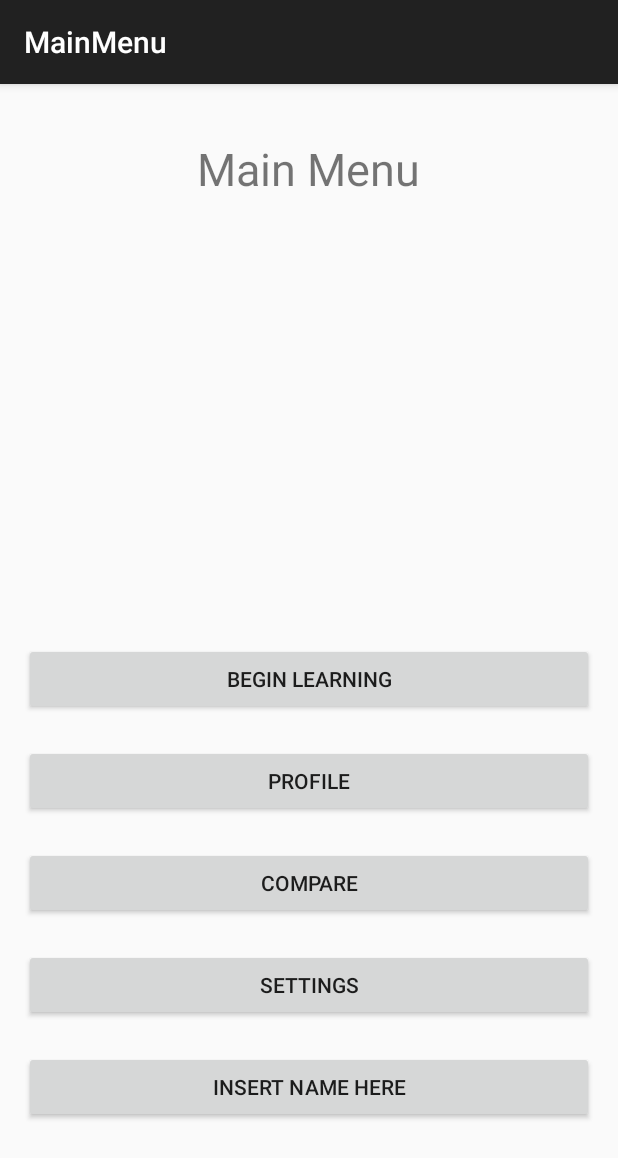
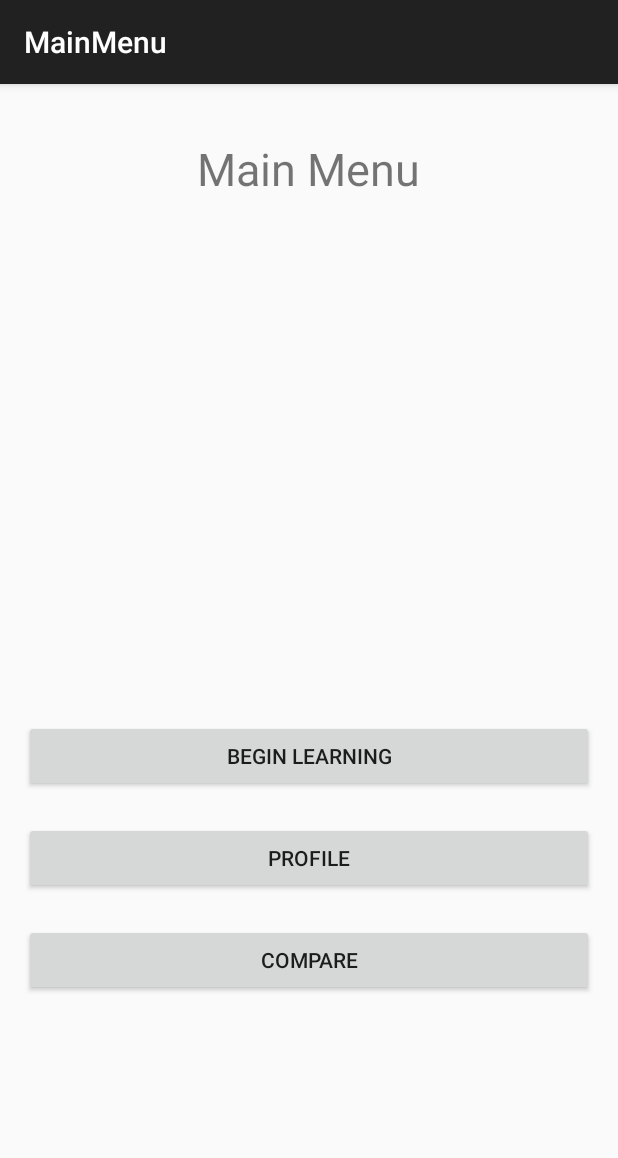
Before and after one commit to omar816/Final_Project, an Android app: the MainMenu screen opened directly, with no data from a screen before it, on a phone screen of 412 x 824 dp. Shown: the top 1158 px of the screen. Run offline under Robolectric (Android 15) with nearby library versions, the phone set to English and light mode, and no system bars.

Commit message:
Removed unnecessary buttons, added a few comments

```diff
--- a/app/src/main/java/com/example/omar/practice_final/SignUpActivity.java
+++ b/app/src/main/java/com/example/omar/practice_final/SignUpActivity.java
@@ -16,10 +16,10 @@ public class SignUpActivity extends AppCompatActivity {
     public void onSignUpClick(View view) {
 
         if(view.getId()==R.id.BsignupButton){
-            EditText name = (EditText)findViewById(R.id.TFname);
-            EditText username = (EditText)findViewById(R.id.TFuname);
-            EditText pass = (EditText)findViewById(R.id.TFpass);
-            EditText cPass = (EditText)findViewById(R.id.TFcPass);
+            EditText name = findViewById(R.id.TFname);
+            EditText username = findViewById(R.id.TFuname);
+            EditText pass = findViewById(R.id.TFpass);
+            EditText cPass = findViewById(R.id.TFcPass);
 
             String nameStr = name.getText().toString();
             String unameStr = username.getText().toString();
@@ -27,17 +27,19 @@ public class SignUpActivity extends AppCompatActivity {
             String cPassStr = cPass.getText().toString();
 
             if(!passStr.equals(cPassStr)) {
-                //popup toast
+                // toast if retyped password doesn't match
                 Toast passMsg = Toast.makeText(SignUpActivity.this, R.string.noMatch, Toast.LENGTH_SHORT);
                 passMsg.show();
             }
             else
             {
+                // creates new user
                 Contact c = new Contact();
                 c.setName(nameStr);
                 c.setUname(unameStr);
                 c.setPass(passStr);
 
+                // adds user to the database along with progress in quizzes
                 helper.insertContact(c);
                 helper.createTopicRecord("HTML", unameStr);
                 helper.createTopicRecord("CSS", unameStr);
@@ -50,6 +52,7 @@ public class SignUpActivity extends AppCompatActivity {
                 Toast accptMsg = Toast.makeText(getApplicationContext(), R.string.infoAccepted, Toast.LENGTH_SHORT);
                 accptMsg.show();
 
+                // return to the login menu
                 Intent i = new Intent(getApplicationContext(), LogIn.class);
                 startActivity(i);
             }
--- a/app/src/main/res/layout/activity_main_menu.xml
+++ b/app/src/main/res/layout/activity_main_menu.xml
@@ -20,32 +20,12 @@
         android:text="@string/menu1" />
 
     <Button
-        android:id="@+id/button9"
-        android:layout_width="match_parent"
-        android:layout_height="wrap_content"
-        android:layout_alignLeft="@+id/button10"
-        android:layout_alignParentBottom="true"
-        android:layout_alignStart="@+id/button10"
-        android:layout_marginBottom="59dp"
-        android:text="@string/menu5" />
-
-    <Button
-        android:id="@+id/button10"
-        android:layout_width="match_parent"
-        android:layout_height="wrap_content"
-        android:layout_above="@+id/button9"
-        android:layout_alignLeft="@+id/button8"
-        android:layout_marginBottom="20dp"
-        android:onClick="settings"
-        android:text="@string/menu4" />
-
-    <Button
         android:id="@+id/button11"
         android:layout_width="match_parent"
         android:layout_height="wrap_content"
-        android:layout_above="@+id/button10"
-        android:layout_alignLeft="@+id/button8"
-        android:layout_marginBottom="20dp"
+        android:layout_alignParentBottom="true"
+        android:layout_alignParentStart="true"
+        android:layout_marginBottom="144dp"
         android:onClick="compare"
         android:text="@string/menu3" />
 
```
